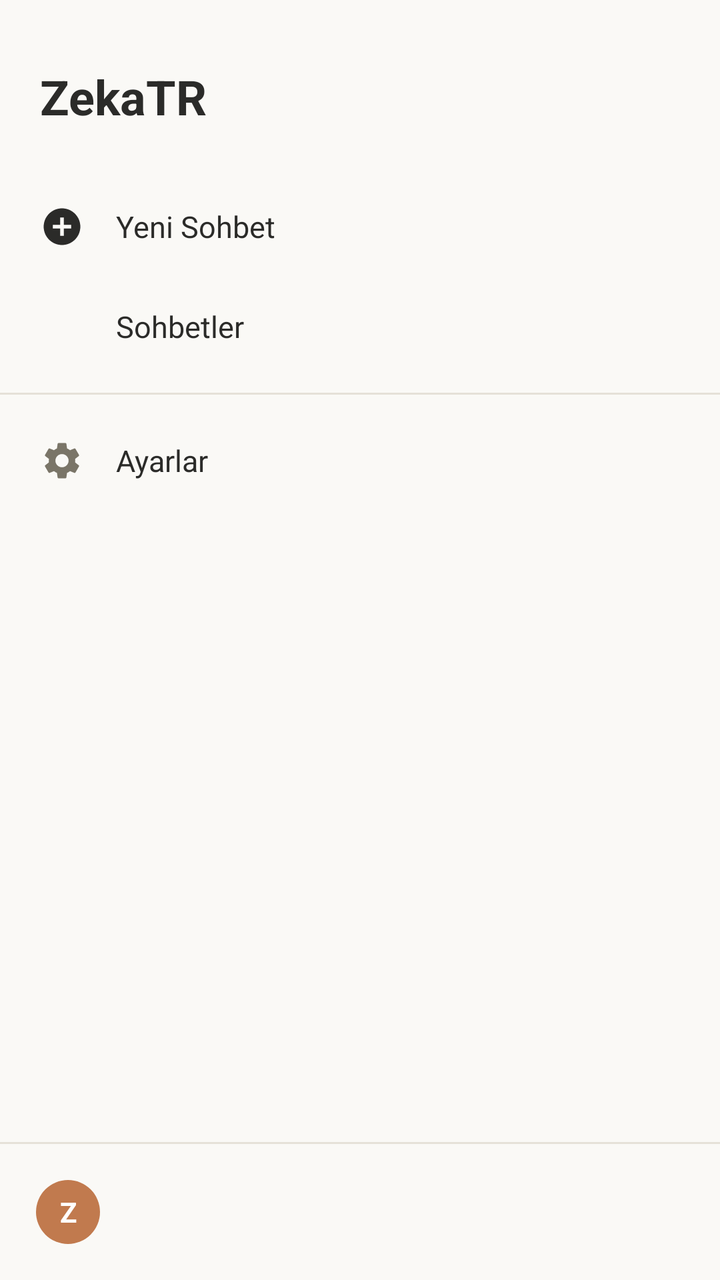
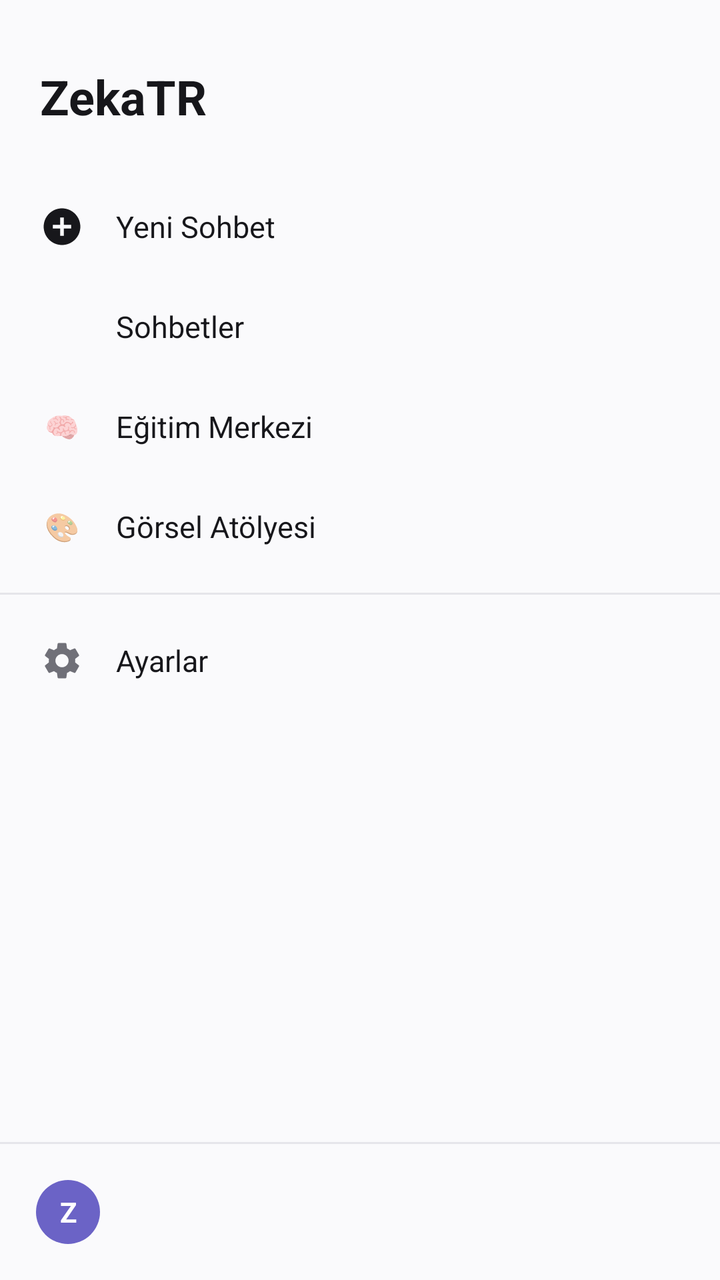

Two renders of the same Android screen: before a commit and after it. Below are the layout's source before the change and the commit's diff.
<!-- AndroidManifest.xml: application theme Theme.ZekaTR -->
<!-- res/layout/drawer_content.xml -->
<?xml version="1.0" encoding="utf-8"?>
<LinearLayout xmlns:android="http://schemas.android.com/apk/res/android"
    android:layout_width="match_parent"
    android:layout_height="match_parent"
    android:orientation="vertical"
    android:background="@color/bg_main"
    android:paddingTop="32dp">

    <TextView
        android:layout_width="wrap_content"
        android:layout_height="wrap_content"
        android:layout_marginStart="20dp"
        android:layout_marginBottom="24dp"
        android:text="@string/app_name"
        android:textColor="@color/text_primary"
        android:textSize="24sp"
        android:textStyle="bold" />

    <LinearLayout
        android:id="@+id/rowNewChat"
        android:layout_width="match_parent"
        android:layout_height="wrap_content"
        android:orientation="horizontal"
        android:gravity="center_vertical"
        android:clickable="true"
        android:focusable="true"
        android:background="?attr/selectableItemBackground"
        android:paddingHorizontal="20dp"
        android:paddingVertical="14dp">

        <ImageView
            android:layout_width="22dp"
            android:layout_height="22dp"
            android:src="@drawable/ic_new_chat"
            android:contentDescription="@string/history_new_chat" />

        <TextView
            android:layout_width="wrap_content"
            android:layout_height="wrap_content"
            android:layout_marginStart="16dp"
            android:text="@string/history_new_chat"
            android:textColor="@color/text_primary"
            android:textSize="15sp" />
    </LinearLayout>

    <LinearLayout
        android:id="@+id/rowHistory"
        android:layout_width="match_parent"
        android:layout_height="wrap_content"
        android:orientation="horizontal"
        android:gravity="center_vertical"
        android:clickable="true"
        android:focusable="true"
        android:background="?attr/selectableItemBackground"
        android:paddingHorizontal="20dp"
        android:paddingVertical="14dp">

        <ImageView
            android:layout_width="22dp"
            android:layout_height="22dp"
            android:src="@drawable/ic_history"
            android:contentDescription="@string/history_title" />

        <TextView
            android:layout_width="wrap_content"
            android:layout_height="wrap_content"
            android:layout_marginStart="16dp"
            android:text="@string/history_title"
            android:textColor="@color/text_primary"
            android:textSize="15sp" />
    </LinearLayout>

    <View
        android:layout_width="match_parent"
        android:layout_height="1dp"
        android:layout_marginVertical="8dp"
        android:background="@color/divider" />

    <LinearLayout
        android:id="@+id/rowSettings"
        android:layout_width="match_parent"
        android:layout_height="wrap_content"
        android:orientation="horizontal"
        android:gravity="center_vertical"
        android:clickable="true"
        android:focusable="true"
        android:background="?attr/selectableItemBackground"
        android:paddingHorizontal="20dp"
        android:paddingVertical="14dp">

        <ImageView
            android:layout_width="22dp"
            android:layout_height="22dp"
            android:src="@drawable/ic_settings"
            android:contentDescription="@string/settings_title" />

        <TextView
            android:layout_width="wrap_content"
            android:layout_height="wrap_content"
            android:layout_marginStart="16dp"
            android:text="@string/settings_title"
            android:textColor="@color/text_primary"
            android:textSize="15sp" />
    </LinearLayout>

    <View
        android:layout_width="0dp"
        android:layout_height="0dp"
        android:layout_weight="1" />

    <View
        android:layout_width="match_parent"
        android:layout_height="1dp"
        android:background="@color/divider" />

    <LinearLayout
        android:layout_width="match_parent"
        android:layout_height="wrap_content"
        android:orientation="horizontal"
        android:gravity="center_vertical"
        android:padding="18dp">

        <TextView
            android:id="@+id/textDrawerAvatar"
            android:layout_width="32dp"
            android:layout_height="32dp"
            android:background="@drawable/bg_avatar_circle"
            android:gravity="center"
            android:text="Z"
            android:textColor="@color/white"
            android:textStyle="bold" />

        <TextView
            android:id="@+id/textDrawerName"
            android:layout_width="wrap_content"
            android:layout_height="wrap_content"
            android:layout_marginStart="12dp"
            android:textColor="@color/text_primary"
            android:textSize="14sp" />
    </LinearLayout>
</LinearLayout>
<!-- resources referenced by this layout -->
<resources>
  <color name="bg_main">#FAF9F6</color>
  <color name="divider">#E5E1D8</color>
  <color name="text_primary">#2B2B29</color>
  <color name="white">#FFFFFF</color>
  <!-- drawable bg_avatar_circle (drawable) -->
  <?xml version="1.0" encoding="utf-8"?>
  <shape xmlns:android="http://schemas.android.com/apk/res/android"
      android:shape="oval">
      <solid android:color="@color/accent" />
  </shape>
  <!-- drawable ic_history (drawable) -->
  <?xml version="1.0" encoding="utf-8"?>
  <vector xmlns:android="http://schemas.android.com/apk/res/android"
      android:width="24dp"
      android:height="24dp"
      android:viewportWidth="24"
      android:viewportHeight="24"
      android:tint="@color/text_secondary">
      <path
          android:fillColor="@android:color/white"
          android:pathData="M13,3a9,9 0,1 0,9 9,9 0,0 0,-9 -9zM12,19a7,7 0,1 1,7 -7,7.008 7.008,0 0,1 -7,7zM12.5,8H11v6l5.25,3.15L17,15.92l-4.5,-2.67z" />
  </vector>
  <!-- drawable ic_new_chat (drawable) -->
  <?xml version="1.0" encoding="utf-8"?>
  <vector xmlns:android="http://schemas.android.com/apk/res/android"
      android:width="24dp"
      android:height="24dp"
      android:viewportWidth="24"
      android:viewportHeight="24"
      android:tint="@color/text_primary">
      <path
          android:fillColor="@android:color/white"
          android:pathData="M12,2C6.48,2 2,6.48 2,12s4.48,10 10,10 10,-4.48 10,-10S17.52,2 12,2zM17,13h-4v4h-2v-4H7v-2h4V7h2v4h4v2z" />
  </vector>
  <!-- drawable ic_settings (drawable) -->
  <?xml version="1.0" encoding="utf-8"?>
  <vector xmlns:android="http://schemas.android.com/apk/res/android"
      android:width="24dp"
      android:height="24dp"
      android:viewportWidth="24"
      android:viewportHeight="24"
      android:tint="@color/text_secondary">
      <path
          android:fillColor="@android:color/white"
          android:pathData="M19.14,12.94c0.04,-0.3 0.06,-0.61 0.06,-0.94c0,-0.32 -0.02,-0.64 -0.07,-0.94l2.03,-1.58c0.18,-0.14 0.23,-0.41 0.12,-0.61l-1.92,-3.32c-0.12,-0.22 -0.37,-0.29 -0.59,-0.22l-2.39,0.96c-0.5,-0.38 -1.03,-0.7 -1.62,-0.94L14.4,2.81c-0.04,-0.24 -0.24,-0.41 -0.48,-0.41h-3.84c-0.24,0 -0.43,0.17 -0.47,0.41L9.25,5.35C8.66,5.59 8.12,5.92 7.63,6.29L5.24,5.33c-0.22,-0.08 -0.47,0 -0.59,0.22L2.74,8.87C2.62,9.08 2.66,9.34 2.86,9.48l2.03,1.58C4.84,11.36 4.8,11.69 4.8,12s0.02,0.64 0.07,0.94l-2.03,1.58c-0.18,0.14 -0.23,0.41 -0.12,0.61l1.92,3.32c0.12,0.22 0.37,0.29 0.59,0.22l2.39,-0.96c0.5,0.38 1.03,0.7 1.62,0.94l0.36,2.54c0.05,0.24 0.24,0.41 0.48,0.41h3.84c0.24,0 0.44,-0.17 0.47,-0.41l0.36,-2.54c0.59,-0.24 1.13,-0.56 1.62,-0.94l2.39,0.96c0.22,0.08 0.47,0 0.59,-0.22l1.92,-3.32c0.12,-0.22 0.07,-0.47 -0.12,-0.61L19.14,12.94zM12,15.6c-1.98,0 -3.6,-1.62 -3.6,-3.6s1.62,-3.6 3.6,-3.6s3.6,1.62 3.6,3.6S13.98,15.6 12,15.6z" />
  </vector>
  <string name="app_name">ZekaTR</string>
  <string name="history_new_chat">Yeni Sohbet</string>
  <string name="history_title">Sohbetler</string>
  <string name="settings_title">Ayarlar</string>
  <style name="Theme.ZekaTR" parent="Theme.MaterialComponents.DayNight.NoActionBar">
          <item name="colorPrimary">@color/accent</item>
          <item name="colorPrimaryDark">@color/accent_dark</item>
          <item name="colorAccent">@color/accent</item>
          <item name="android:windowBackground">@color/bg_main</item>
          <item name="android:statusBarColor">@color/bg_main</item>
          <item name="android:windowLightStatusBar" tools:targetApi="m">true</item>
      </style>
  <color name="accent">#C17A4E</color>
  <color name="text_secondary">#7A7568</color>
  <color name="accent_dark">#A2603A</color>
</resources>

<!-- the commit's change to res/layout/drawer_content.xml (unified diff, before → after) -->
@@ -70,6 +70,36 @@
             android:textSize="15sp" />
     </LinearLayout>
 
+    <LinearLayout
+        android:id="@+id/rowTraining"
+        android:layout_width="match_parent"
+        android:layout_height="wrap_content"
+        android:orientation="horizontal"
+        android:gravity="center_vertical"
+        android:clickable="true"
+        android:focusable="true"
+        android:background="?attr/selectableItemBackground"
+        android:paddingHorizontal="20dp"
+        android:paddingVertical="14dp">
+        <TextView android:layout_width="22dp" android:layout_height="22dp" android:text="🧠" android:gravity="center" />
+        <TextView android:layout_width="wrap_content" android:layout_height="wrap_content" android:layout_marginStart="16dp" android:text="Eğitim Merkezi" android:textColor="@color/text_primary" android:textSize="15sp" />
+    </LinearLayout>
+
+    <LinearLayout
+        android:id="@+id/rowImageLab"
+        android:layout_width="match_parent"
+        android:layout_height="wrap_content"
+        android:orientation="horizontal"
+        android:gravity="center_vertical"
+        android:clickable="true"
+        android:focusable="true"
+        android:background="?attr/selectableItemBackground"
+        android:paddingHorizontal="20dp"
+        android:paddingVertical="14dp">
+        <TextView android:layout_width="22dp" android:layout_height="22dp" android:text="🎨" android:gravity="center" />
+        <TextView android:layout_width="wrap_content" android:layout_height="wrap_content" android:layout_marginStart="16dp" android:text="Görsel Atölyesi" android:textColor="@color/text_primary" android:textSize="15sp" />
+    </LinearLayout>
+
     <View
         android:layout_width="match_parent"
         android:layout_height="1dp"
<!-- resource entries referenced after the edit -->
@@ -1,8 +1,8 @@
 <!-- resources referenced by this layout -->
 <resources>
-  <color name="bg_main">#FAF9F6</color>
-  <color name="divider">#E5E1D8</color>
-  <color name="text_primary">#2B2B29</color>
+  <color name="bg_main">#FAFAFC</color>
+  <color name="divider">#E5E5EA</color>
+  <color name="text_primary">#17171B</color>
   <color name="white">#FFFFFF</color>
   <!-- drawable bg_avatar_circle (drawable) -->
   <?xml version="1.0" encoding="utf-8"?>
@@ -58,8 +58,8 @@
           <item name="android:statusBarColor">@color/bg_main</item>
           <item name="android:windowLightStatusBar" tools:targetApi="m">true</item>
       </style>
-  <color name="accent">#C17A4E</color>
-  <color name="text_secondary">#7A7568</color>
-  <color name="accent_dark">#A2603A</color>
+  <color name="accent">#6B63C6</color>
+  <color name="text_secondary">#707078</color>
+  <color name="accent_dark">#5048A6</color>
 </resources>
 
